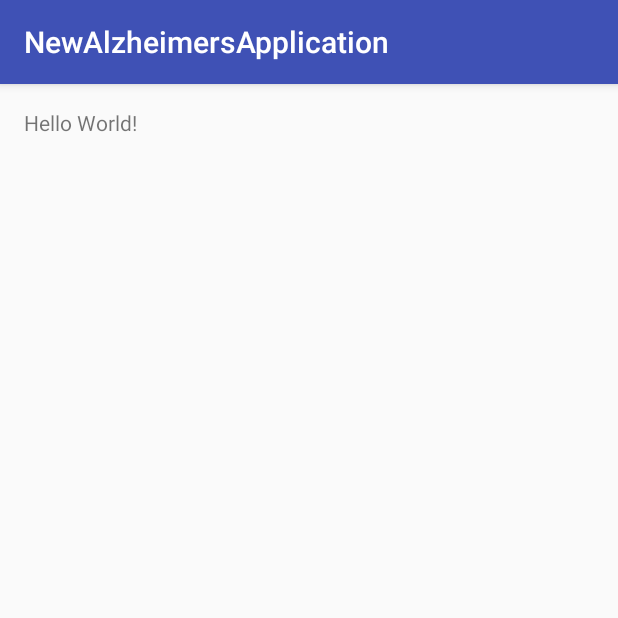
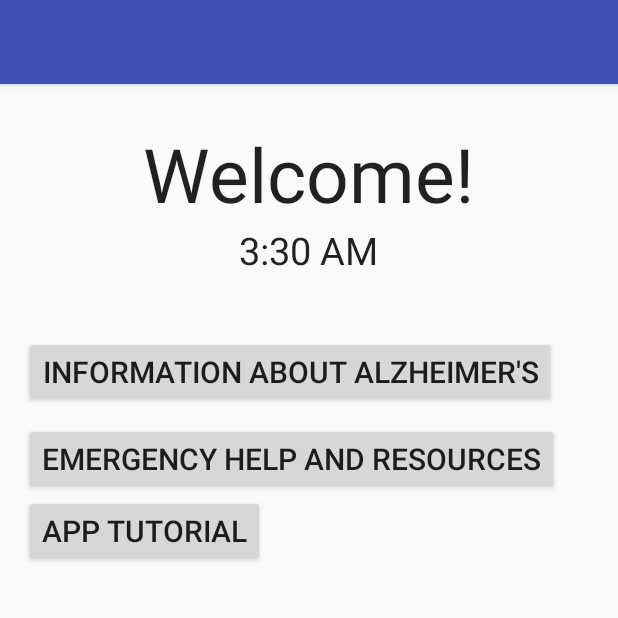
Before and after one commit to snmalineni/AlzheimersNWAPW, an Android app: the screen it shows after launch (MainActivity before the commit, Homepage after it), on a phone screen of 412 x 824 dp, the top half of it. Run offline under Robolectric (Android 15) with nearby library versions, the phone set to English and light mode, and no system bars.

Commit message:
Old repo copied succesfully

```diff
--- /dev/null
+++ b/app/src/main/java/com/sneha/newalzheimersapplication/Homepage.java
@@ -0,0 +1,30 @@
+package com.sneha.newalzheimersapplication;
+
+import android.content.Intent;
+import android.os.Bundle;
+import android.support.v7.app.AppCompatActivity;
+import android.view.View;
+
+public class Homepage extends AppCompatActivity {
+
+    @Override
+    protected void onCreate(Bundle savedInstanceState) {
+        super.onCreate(savedInstanceState);
+        setContentView(R.layout.activity_homepage);
+    }
+
+    public void goInfo(View view) {
+        Intent intent = new Intent(this, AlzInformation.class);
+        startActivity(intent);
+    } //when Alz Info button pressed, go to Alz Info page
+
+    public void goHelp(View view) {
+        Intent intent = new Intent(this, AlzHelp.class);
+        startActivity(intent);
+    } //when Emergency Help button pressed, go to Help page
+
+    public void goTutorial(View view) {
+        Intent intent = new Intent(this, Tutorial.class);
+        startActivity(intent);
+    } //when Tutorial button pressed, go to Tutorial page
+}
--- /dev/null
+++ b/app/src/main/res/layout/activity_homepage.xml
@@ -0,0 +1,64 @@
+<?xml version="1.0" encoding="utf-8"?>
+<RelativeLayout xmlns:android="http://schemas.android.com/apk/res/android"
+    xmlns:tools="http://schemas.android.com/tools"
+    android:layout_width="match_parent"
+    android:layout_height="match_parent"
+    android:paddingBottom="@dimen/activity_vertical_margin"
+    android:paddingLeft="@dimen/activity_horizontal_margin"
+    android:paddingRight="@dimen/activity_horizontal_margin"
+    android:paddingTop="@dimen/activity_vertical_margin"
+    tools:context="com.sneha.alzapp9.Homepage">
+
+    <TextView
+        android:layout_width="wrap_content"
+        android:layout_height="wrap_content"
+        android:textAppearance="?android:attr/textAppearanceLarge"
+        android:text="Welcome!"
+        android:id="@+id/welcome"
+        android:textSize="50sp"
+        android:layout_alignParentTop="true"
+        android:layout_centerHorizontal="true"
+        android:layout_marginTop="10dp" />
+
+    <Button
+        android:layout_width="wrap_content"
+        android:layout_height="wrap_content"
+        android:text="Information about Alzheimer&apos;s"
+        android:id="@+id/button"
+        android:textSize="20sp"
+        android:layout_marginTop="40dp"
+        android:layout_below="@+id/textClock"
+        android:layout_alignParentStart="true"
+        android:onClick="goInfo" />
+
+    <TextClock
+        android:layout_width="wrap_content"
+        android:layout_height="wrap_content"
+        android:id="@+id/textClock"
+        android:layout_below="@+id/welcome"
+        android:layout_centerHorizontal="true"
+        android:textSize="25sp"
+        android:timeZone="America/Los_Angeles"/>
+
+    <Button
+        android:layout_width="wrap_content"
+        android:layout_height="wrap_content"
+        android:text="Emergency Help and Resources"
+        android:id="@+id/button2"
+        android:textSize="20sp"
+        android:layout_below="@+id/button"
+        android:layout_alignParentStart="true"
+        android:layout_marginTop="10dp"
+        android:onClick="goHelp" />
+
+    <Button
+        android:layout_width="wrap_content"
+        android:layout_height="wrap_content"
+        android:text="App Tutorial"
+        android:id="@+id/button3"
+        android:textSize="20sp"
+        android:onClick="goTutorial"
+        android:layout_below="@+id/button2"
+        android:layout_alignParentStart="true" />
+
+</RelativeLayout>
```
Also changed, not shown: app/src/main/AndroidManifest.xml (+6 -2 lines), app/src/main/java/Source/cappedPhoto.java (added, +31 -0 lines), app/src/main/java/Source/nextPhoto.java (added, +10 -0 lines), app/src/main/java/com/sneha/newalzheimersapplication/AlzHelp.java (added, +13 -0 lines), app/src/main/java/com/sneha/newalzheimersapplication/AlzInformation.java (added, +14 -0 lines), app/src/main/java/com/sneha/newalzheimersapplication/MainActivity.java (+82 -4 lines), app/src/main/java/com/sneha/newalzheimersapplication/Tutorial.java (added, +13 -0 lines), app/src/main/res/layout/activity_alz_help.xml (added, +51 -0 lines), app/src/main/res/layout/activity_alz_information.xml (added, +45 -0 lines), app/src/main/res/layout/activity_main.xml (+42 -10 lines), app/src/main/res/layout/activity_tutorial.xml (added, +32 -0 lines).
